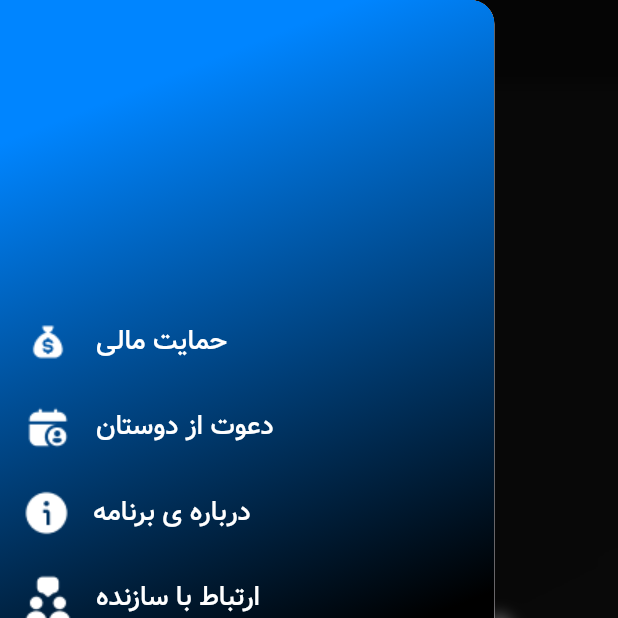
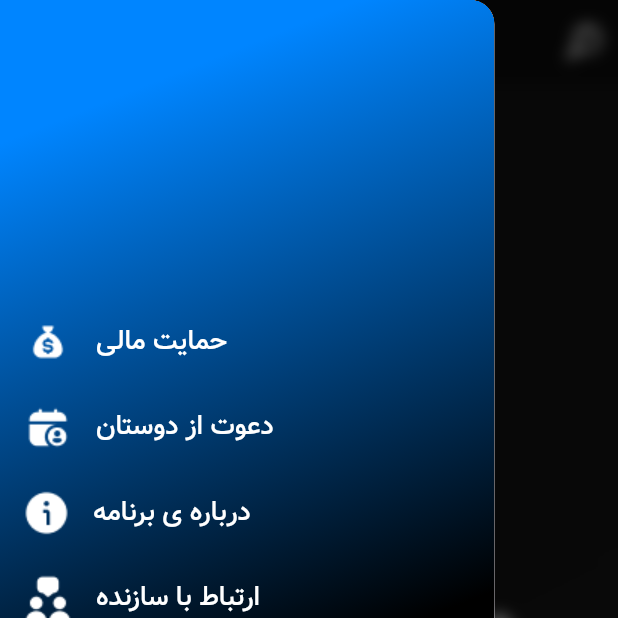
Before and after one commit to aradazr/carist, a Flutter app: the HomePage screen opened directly, with the side drawer open, on a phone screen of 412 x 824 dp, the top half of it. Run offline on Flutter 3.47's test engine with Material 3 defaults, Android fonts, the phone set to English and light mode, and no system bars; drawn by our look-alikes of showcaseview; our stand-ins replace hive, hive_flutter; missing offline and left inert: myket_iap, persian_datetime_picker; accounts and stored records are empty.

Commit message:
search bttn

```diff
--- a/lib/Screens/add_task_screen.dart
+++ b/lib/Screens/add_task_screen.dart
@@ -56,7 +56,7 @@ final GlobalKey appBarKey = GlobalKey();
       //! دارور
       drawer: const MyDrawer(),
       //! اپ بار
-      appBar:  MyAppBar(appBarKey: appBarKey,),
+      appBar:  MyAppBar(appBarKey: appBarKey,icon: '',),
       resizeToAvoidBottomInset: true,
       backgroundColor: Colors.transparent,
       //! شروع صفحه
--- a/lib/Screens/edit_task_screen.dart
+++ b/lib/Screens/edit_task_screen.dart
@@ -60,7 +60,7 @@ class _EditTaskScreenState extends State<EditTaskScreen> {
 
     return Scaffold(
       drawer: const MyDrawer(),
-      appBar:  MyAppBar(appBarKey: appBarKey,),
+      appBar:  MyAppBar(appBarKey: appBarKey,icon: '',),
       resizeToAvoidBottomInset: true,
       backgroundColor: Colors.transparent,
       body: SingleChildScrollView(
--- a/lib/Screens/home_page.dart
+++ b/lib/Screens/home_page.dart
@@ -19,10 +19,12 @@ class HomePage extends StatefulWidget {
 class _HomePageState extends State<HomePage> {
   var taskBox = Hive.box<Task>('taskBox');
   bool isFabVisible = true;
+  bool isSearchVisible = false;
+  String searchQuery = ""; // متغیر برای ذخیره متن جستجو
 
-var settingsBox = Hive.box('settingsBox'); // جعبه برای ذخیره تنظیمات
+  var settingsBox = Hive.box('settingsBox');
   final GlobalKey add = GlobalKey();
- final GlobalKey appBarKey = GlobalKey(); // تعریف GlobalKey برای AppBar
+  final GlobalKey appBarKey = GlobalKey();
 
   @override
   void initState() {
@@ -40,13 +42,18 @@ void initState() {
   }
 
   void _endShowCase() {
-    settingsBox.put('hasSeenShowCase', true);  // ذخیره کردن وضعیت نمایش ShowCase
+    settingsBox.put('hasSeenShowCase', true);
   }
+
   @override
   Widget build(BuildContext context) {
     var size = MediaQuery.of(context).size;
 
-    return Container(
+    return GestureDetector(
+      onTap: () {
+        FocusScope.of(context).unfocus(); // پایین آوردن کیبورد
+      },
+      child: Container(
         decoration: const BoxDecoration(
           gradient: LinearGradient(
             begin: Alignment.topLeft,
@@ -61,15 +68,21 @@ void initState() {
         ),
         child: Scaffold(
           backgroundColor: Colors.transparent,
-          drawer:  const MyDrawer(),
-
-          appBar:  MyAppBar(appBarKey: appBarKey,),
-
+          drawer: const MyDrawer(),
+          appBar: MyAppBar(
+            appBarKey: appBarKey,
+            icon: 'assets/images/search.png',
+            showSearchIcon: true,
+            onSearchIconPressed: () {
+              setState(() {
+                isSearchVisible = !isSearchVisible; // تغییر وضعیت نمایش جستجو
+              });
+            },
+          ),
           floatingActionButton: Showcase(
-
             onTargetClick: _endShowCase,
             disposeOnTap: true,
-            key:add ,
+            key: add,
             description: 'از اینجا میتونی یادداشت جدید اضافه کنی',
             child: Visibility(
               visible: isFabVisible,
@@ -89,7 +102,10 @@ void initState() {
                   decoration: BoxDecoration(
                     boxShadow: const [
                       BoxShadow(
-                          color: Colors.black, spreadRadius: 0, blurRadius: 10),
+                        color: Colors.black,
+                        spreadRadius: 0,
+                        blurRadius: 10,
+                      ),
                     ],
                     color: Colors.white,
                     borderRadius: BorderRadius.circular(20),
@@ -99,19 +115,58 @@ void initState() {
               ),
             ),
           ),
-
-          body: Center(
+          body: Column(
+            children: [
+              // نمایش TextField برای جستجو
+              if (isSearchVisible)
+                Padding(
+                  padding: const EdgeInsets.only(left: 10, right: 10, top: 12),
+                  child: Directionality(
+                    textDirection: TextDirection.rtl,
+                    child: TextField(
+                      maxLength: 20,
+                      decoration: InputDecoration(
+                        counterText: '',
+                        hintText: 'جستجو...',
+                        filled: true,
+                        fillColor: Colors.white,
+                        border: OutlineInputBorder(
+                          borderRadius: BorderRadius.circular(22),
+                          borderSide: BorderSide.none,
+                        ),
+                      ),
+                      onChanged: (value) {
+                        setState(() {
+                          searchQuery = value; // به‌روزرسانی متن جستجو
+                        });
+                      },
+                    ),
+                  ),
+                ),
+              Expanded(
                 child: ValueListenableBuilder(
                   valueListenable: taskBox.listenable(),
                   builder: (context, value, child) {
                     return NotificationListener<UserScrollNotification>(
                       onNotification: (notification) {
                         setState(() {
-                      if (notification.direction == ScrollDirection.forward) {
+                          if (notification.direction ==
+                              ScrollDirection.forward) {
                             isFabVisible = true;
                           }
-                      if (notification.direction == ScrollDirection.reverse) {
+                          if (notification.direction ==
+                              ScrollDirection.reverse) {
                             isFabVisible = !isFabVisible;
+                          }
+                          if (notification.direction ==
+                              ScrollDirection.reverse) {
+                            // وقتی کاربر صفحه را به بالا یا پایین می‌کشد، کیبورد را پایین می‌بریم
+                            FocusScope.of(context).unfocus();
+                          }
+                          if (notification.direction ==
+                              ScrollDirection.forward) {
+                            // وقتی کاربر صفحه را به بالا یا پایین می‌کشد، کیبورد را پایین می‌بریم
+                            FocusScope.of(context).unfocus();
                           }
                         });
                         return true;
@@ -129,21 +184,27 @@ void initState() {
                                 ),
                               ),
                             )
-                      :
-
-
-                          ListView.builder(
+                          : ListView.builder(
                               itemBuilder: (context, index) {
                                 var task = taskBox.values.toList()[index];
+                                // بررسی اینکه آیا عنوان تسک شامل متن جستجو می‌شود یا خیر
+                                if (task.title
+                                    .toLowerCase()
+                                    .contains(searchQuery.toLowerCase())) {
                                   return getListItem(task);
+                                }
+                                return Container(); // بازگشت یک Container خالی اگر تسک شامل متن جستجو نبود
                               },
                               itemCount: taskBox.values.length,
-
                             ),
                     );
                   },
                 ),
-          )),
+              ),
+            ],
+          ),
+        ),
+      ),
     );
   }
 
--- a/lib/widgets/my_app_bar.dart
+++ b/lib/widgets/my_app_bar.dart
@@ -2,15 +2,27 @@ import 'package:flutter/material.dart';
 import 'package:showcaseview/showcaseview.dart';
 
 class MyAppBar extends StatelessWidget implements PreferredSizeWidget {
-  final GlobalKey? appBarKey;  // دریافت کلید برای دکمه دراور
+  final GlobalKey? appBarKey;
+  final String icon; // دریافت کلید برای دکمه دراور
+   final bool showSearchIcon;
+   final VoidCallback? onSearchIconPressed; // پارامتر جدید برای فشردن آیکون جستجو// پارامتر جدید برای کنترل نمایش آیکون جستجو
   const MyAppBar({
-    super.key,  this.appBarKey,
+    super.key,  this.appBarKey,  required this.icon, this.showSearchIcon = false, this.onSearchIconPressed,
   });
 
 
   @override
   Widget build(BuildContext context) {
     return AppBar(
+      actions: [
+         if (showSearchIcon) // نمایش آیکون جستجو فقط در صورت true بودن
+        Padding(
+          padding: const EdgeInsets.only(right: 10),
+          child: InkWell(
+            onTap: onSearchIconPressed,
+            child: Image.asset(icon,height: 25,),),
+        ),
+      ],
       backgroundColor: const Color.fromARGB(255, 11, 11, 11),
       automaticallyImplyLeading: false,
       leading: appBarKey != null ? Showcase(
```
Also changed, not shown: assets/images/search.png (added). Lines whose indentation alone changed are shown as unchanged.
